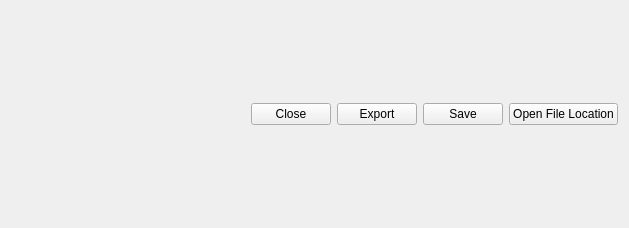
Above: src/widgets/reportviewer.ui from Icosahunter/speechy-keen before the change. Below: the same form after it.
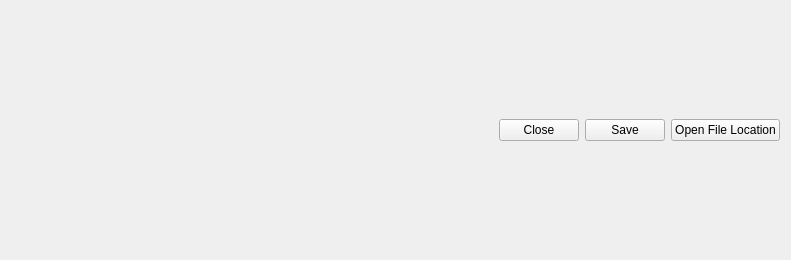
That is the form after the change.

Diff of the .ui file:
```diff
--- a/src/widgets/reportviewer.ui
+++ b/src/widgets/reportviewer.ui
@@ -6,18 +6,18 @@
    <rect>
     <x>0</x>
     <y>0</y>
-    <width>629</width>
-    <height>228</height>
+    <width>791</width>
+    <height>260</height>
    </rect>
   </property>
   <property name="windowTitle">
    <string>Form</string>
   </property>
   <layout class="QGridLayout" name="gridLayout">
-   <item row="0" column="0" colspan="5">
+   <item row="0" column="0" colspan="4">
     <layout class="QFormLayout" name="reportForm"/>
    </item>
-   <item row="1" column="4">
+   <item row="1" column="3">
     <widget class="QPushButton" name="openFileLocationButton">
      <property name="sizePolicy">
       <sizepolicy hsizetype="Fixed" vsizetype="Fixed">
@@ -30,13 +30,6 @@
      </property>
     </widget>
    </item>
-   <item row="1" column="2">
-    <widget class="QPushButton" name="exportButton">
-     <property name="text">
-      <string>Export</string>
-     </property>
-    </widget>
-   </item>
    <item row="1" column="0">
     <spacer name="horizontalSpacer">
      <property name="orientation">
@@ -50,6 +43,13 @@
      </property>
     </spacer>
    </item>
+   <item row="1" column="2">
+    <widget class="QPushButton" name="saveButton">
+     <property name="text">
+      <string>Save</string>
+     </property>
+    </widget>
+   </item>
    <item row="1" column="1">
     <widget class="QPushButton" name="closeButton">
      <property name="text">
@@ -57,13 +57,6 @@
      </property>
     </widget>
    </item>
-   <item row="1" column="3">
-    <widget class="QPushButton" name="saveButton">
-     <property name="text">
-      <string>Save</string>
-     </property>
-    </widget>
-   </item>
   </layout>
  </widget>
  <resources/>
```
